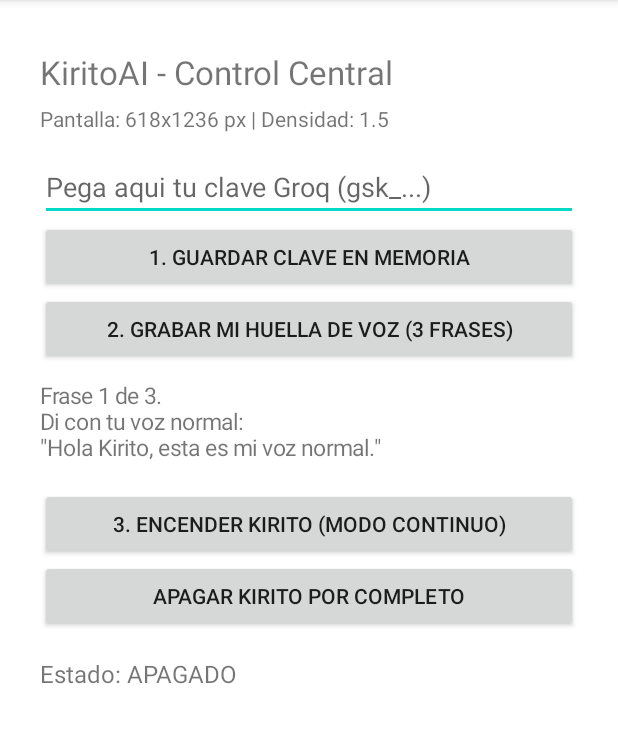
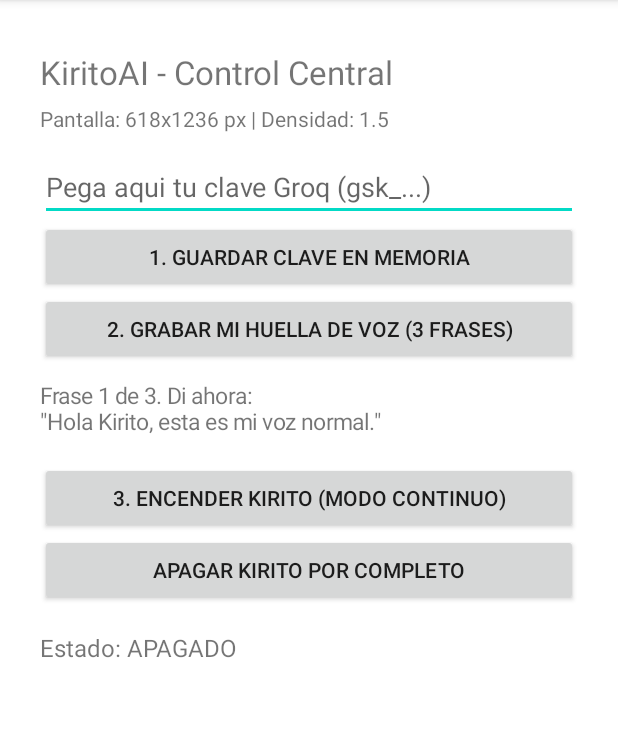
Before and after one commit to josephlisloyvillaranrufino455-coder/KiroAI, an Android app: the screen it shows after launch (MainActivity), after a tap on "2. GRABAR MI HUELLA DE VOZ (3 FRASES)", on a phone screen of 412 x 824 dp, the part 84-827 px from its top. Run offline under Robolectric (Android 15) with nearby library versions, the phone set to English and light mode, and no system bars; 1 other tap on this screen came first.

Commit message:
Update MainActivity.java

```diff
--- a/app/src/main/java/com/kiro/ai/MainActivity.java
+++ b/app/src/main/java/com/kiro/ai/MainActivity.java
@@ -6,6 +6,8 @@ import android.content.SharedPreferences;
 import android.content.pm.PackageManager;
 import android.os.Build;
 import android.os.Bundle;
+import android.os.Handler;
+import android.os.Looper;
 import android.speech.RecognitionListener;
 import android.speech.RecognizerIntent;
 import android.speech.SpeechRecognizer;
@@ -30,6 +32,7 @@ public class MainActivity extends AppCompatActivity {
     private SharedPreferences memoria;
     private TextToSpeech vozGuia;
     private SpeechRecognizer grabadorHuella;
+    private Handler handler = new Handler(Looper.getMainLooper());
 
     private int pasoHuella = 0;
     private float sumaRms = 0f;
@@ -99,6 +102,7 @@ public class MainActivity extends AppCompatActivity {
         }
         textoGuiaVoz.setPadding(0, 15, 0, 25);
         textoGuiaVoz.setTextSize(15);
+
         Button btnEncenderContinuo = new Button(this);
         btnEncenderContinuo.setText("3. ENCENDER KIRITO (MODO CONTINUO)");
         btnEncenderContinuo.setOnClickListener(v -> {
@@ -154,7 +158,7 @@ public class MainActivity extends AppCompatActivity {
             }
         }
         if (!permisos.isEmpty()) {
-            ActivityCompat.requestPermissions(this, permisos.toArray(new String[0]), 200);
+            ActivityCompat.requestPermissions(this, permisos.toArray(new String), 200);
         }
     }
 
@@ -174,9 +178,15 @@ public class MainActivity extends AppCompatActivity {
         }
 
         String frase = frasesSugeridas[pasoHuella];
-        textoGuiaVoz.setText("Frase " + (pasoHuella + 1) + " de 3.\nDi con tu voz normal:\n\"" + frase + "\"");
+        textoGuiaVoz.setText("Preparando microfono...");
 
-        if (grabadorHuella != null) grabadorHuella.destroy();
+        if (grabadorHuella != null) {
+            grabadorHuella.destroy();
+            grabadorHuella = null;
+        }
+
+        handler.postDelayed(() -> {
+            textoGuiaVoz.setText("Frase " + (pasoHuella + 1) + " de 3. Di ahora:\n\"" + frase + "\"");
             picoMaximoPaso = 0f;
             grabadorHuella = SpeechRecognizer.createSpeechRecognizer(this);
             grabadorHuella.setRecognitionListener(new RecognitionListener() {
@@ -188,7 +198,7 @@ public class MainActivity extends AppCompatActivity {
                 @Override public void onBufferReceived(byte[] buffer) {}
                 @Override public void onEndOfSpeech() {}
                 @Override public void onError(int error) {
-                textoGuiaVoz.setText("No se escucho bien la frase " + (pasoHuella + 1) + ". Toca el boton 2 para reintentar.");
+                    textoGuiaVoz.setText("No se escucho la frase " + (pasoHuella + 1) + ". Toca el boton 2 para reintentar.");
                 }
                 @Override public void onResults(Bundle results) {
                     sumaRms += (picoMaximoPaso > 0f ? picoMaximoPaso : 5.0f);
@@ -202,7 +212,9 @@ public class MainActivity extends AppCompatActivity {
             Intent intent = new Intent(RecognizerIntent.ACTION_RECOGNIZE_SPEECH);
             intent.putExtra(RecognizerIntent.EXTRA_LANGUAGE_MODEL, RecognizerIntent.LANGUAGE_MODEL_FREE_FORM);
             intent.putExtra(RecognizerIntent.EXTRA_LANGUAGE, "es-PE");
+            intent.putExtra(RecognizerIntent.EXTRA_SPEECH_INPUT_COMPLETE_SILENCE_LENGTH_MILLIS, 5000L);
             grabadorHuella.startListening(intent);
+        }, 800);
     }
 
     private void iniciarServicioContinuo() {
@@ -224,6 +236,7 @@ public class MainActivity extends AppCompatActivity {
 
     @Override
     protected void onDestroy() {
+        handler.removeCallbacksAndMessages(null);
         if (vozGuia != null) vozGuia.shutdown();
         if (grabadorHuella != null) grabadorHuella.destroy();
         super.onDestroy();
```
Lines whose indentation alone changed are shown as unchanged.
